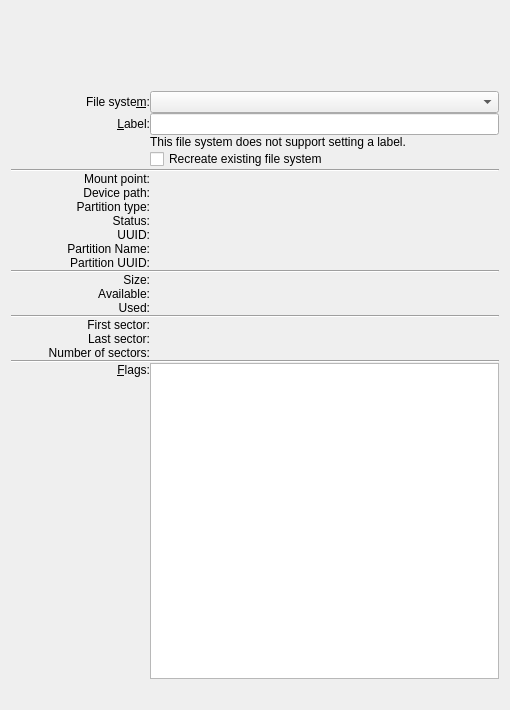
Qt form src/gui/partpropswidgetbase.ui (KDE/partitionmanager) before a commit.
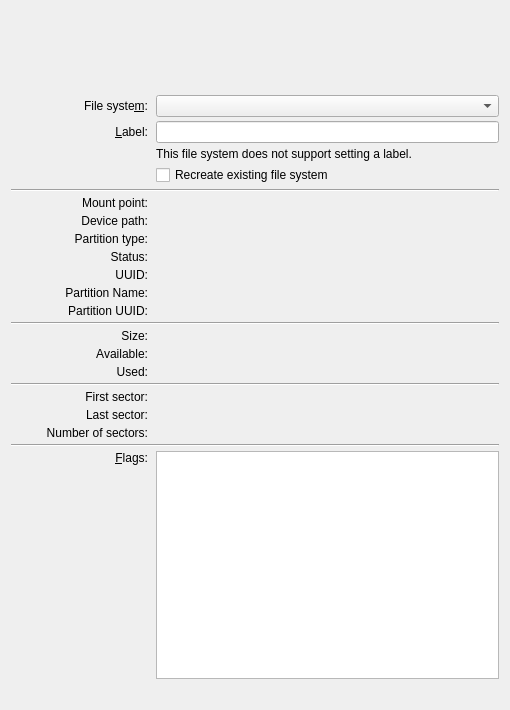
The same form after that commit. Custom widgets are drawn as their Qt base class.

Commit message:
Increase spacing in part property dialog
Use 4 as it is equivalent to Kirigami.Units.smallSpacing and 6 felt too
big.

Diff of the .ui file:
```diff
--- a/src/gui/partpropswidgetbase.ui
+++ b/src/gui/partpropswidgetbase.ui
@@ -18,7 +18,7 @@
   </property>
   <layout class="QGridLayout" name="gridLayout">
    <property name="spacing">
-    <number>0</number>
+    <number>4</number>
    </property>
    <item row="19" column="0">
     <widget class="QLabel" name="m_LabelTextFirstSector">
```
